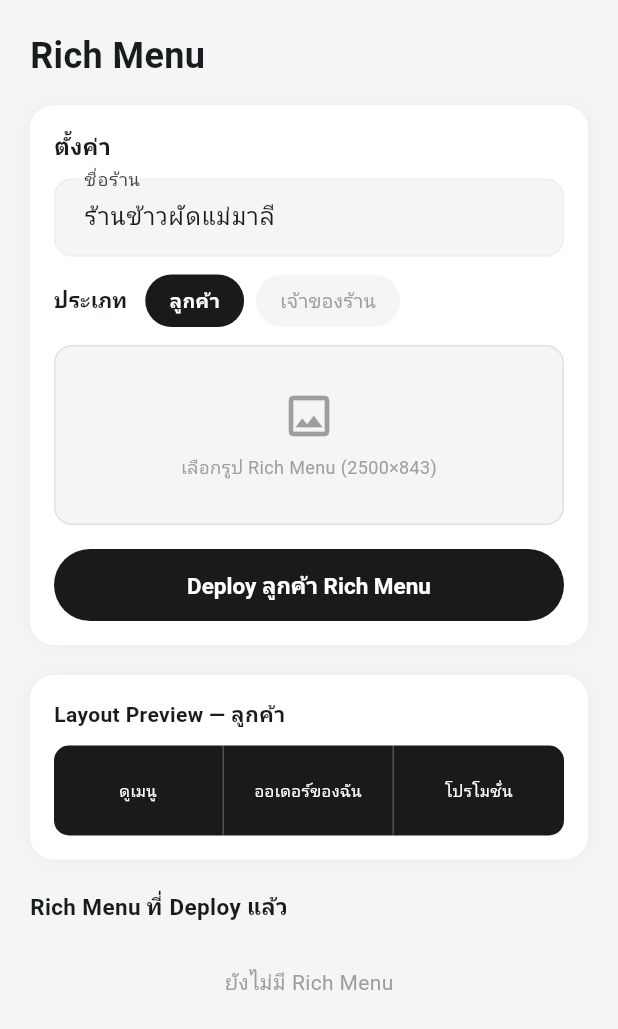
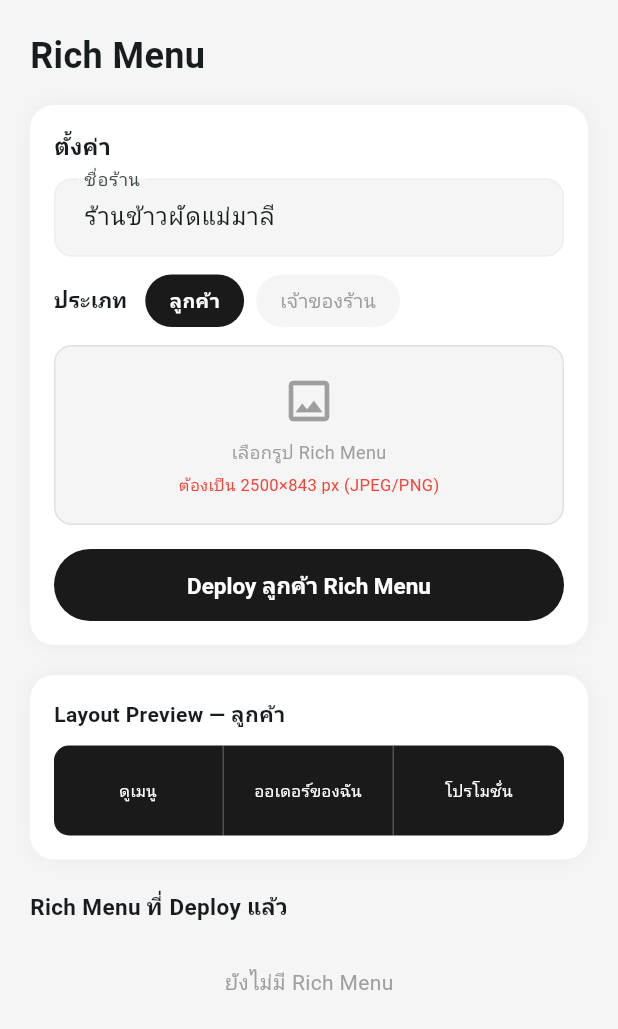
Before and after one commit to prkpwm/AIhya-food-man, a Flutter app: the RichMenuScreen screen opened directly, on a phone screen of 412 x 824 dp. Shown: the top 1029 px of the screen. Run offline on Flutter 3.47's test engine with Material 3 defaults, Android fonts, the phone set to English and light mode, and no system bars; our stand-ins replace dio, flutter_riverpod, go_router, image_picker; accounts and stored records are empty; network calls fail.

Commit message:
fix: LINE requires image before setDefaultRichMenu, enforce image on frontend

```diff
--- a/line_oa_food_order/lib/features/generator/screens/rich_menu_screen.dart
+++ b/line_oa_food_order/lib/features/generator/screens/rich_menu_screen.dart
@@ -38,7 +38,7 @@ class _RichMenuScreenState extends ConsumerState<RichMenuScreen> {
 
   Future<void> _deploy() async {
     if (_imageBase64 == null) {
-      _showSnack('กรุณาเลือกรูปภาพก่อน');
+      _showSnack('กรุณาเลือกรูปภาพก่อน (ขนาด 2500×843 px)');
       return;
     }
     final notifier = ref.read(richMenuProvider.notifier);
@@ -129,7 +129,9 @@ class _RichMenuScreenState extends ConsumerState<RichMenuScreen> {
                                       children: [
                                         Icon(Icons.image_outlined, size: 36, color: Color(0xFF9E9E9E)),
                                         SizedBox(height: 8),
-                                        Text('เลือกรูป Rich Menu (2500×843)', style: TextStyle(color: Color(0xFF9E9E9E), fontSize: 12)),
+                                        Text('เลือกรูป Rich Menu', style: TextStyle(color: Color(0xFF9E9E9E), fontSize: 12)),
+                                        SizedBox(height: 4),
+                                        Text('ต้องเป็น 2500×843 px (JPEG/PNG)', style: TextStyle(color: Color(0xFFF44336), fontSize: 11)),
                                       ],
                                     ),
                             ),
```
Also changed, not shown: 1 other file.
